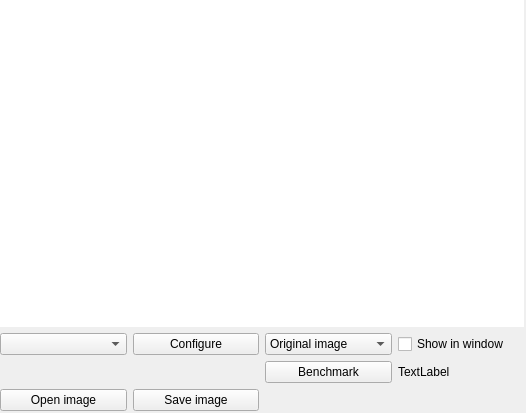
Old version of the form app/form/algorithmcontrolwidget.ui in the repository FormSeher/formseher.
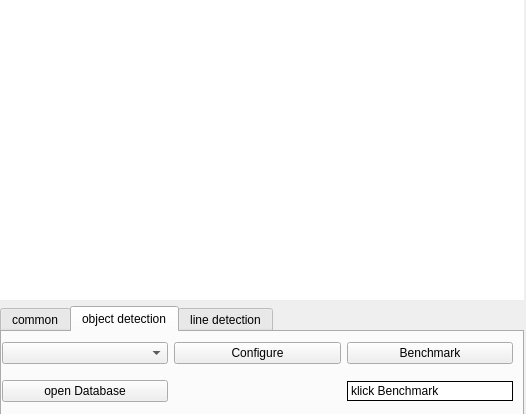
New version of the form. The open tabs and pages were chosen to show the change.

```diff
--- a/app/form/algorithmcontrolwidget.ui
+++ b/app/form/algorithmcontrolwidget.ui
@@ -10,7 +10,7 @@
     <x>0</x>
     <y>0</y>
     <width>526</width>
-    <height>413</height>
+    <height>414</height>
    </rect>
   </property>
   <property name="sizePolicy">
@@ -28,7 +28,7 @@
      <x>0</x>
      <y>0</y>
      <width>524</width>
-     <height>411</height>
+     <height>417</height>
     </rect>
    </property>
    <layout class="QVBoxLayout" name="verticalLayout">
@@ -473,78 +473,1019 @@
      </widget>
     </item>
     <item>
-     <layout class="QGridLayout" name="gridLayout">
-      <item row="3" column="1">
-       <widget class="QPushButton" name="configureAlgorithm">
-        <property name="text">
-         <string>Configure</string>
+     <widget class="QTabWidget" name="tabWidget">
+      <property name="currentIndex">
+       <number>0</number>
+      </property>
+      <widget class="QWidget" name="commonTab">
+       <attribute name="title">
+        <string>common</string>
+       </attribute>
+       <widget class="QWidget" name="gridLayoutWidget">
+        <property name="geometry">
+         <rect>
+          <x>0</x>
+          <y>0</y>
+          <width>511</width>
+          <height>81</height>
+         </rect>
         </property>
+        <layout class="QGridLayout" name="gridLayout">
+         <item row="1" column="2">
+          <widget class="QCheckBox" name="showWindowCheckBox">
+           <property name="text">
+            <string>Show in window</string>
+           </property>
+          </widget>
+         </item>
+         <item row="1" column="0">
+          <widget class="QPushButton" name="openPicture">
+           <property name="text">
+            <string>Open image</string>
+           </property>
+          </widget>
+         </item>
+         <item row="1" column="1">
+          <widget class="QPushButton" name="saveResult">
+           <property name="text">
+            <string>Save image</string>
+           </property>
+          </widget>
+         </item>
+         <item row="2" column="0">
+          <widget class="QCheckBox" name="showoriginalcheckBox">
+           <property name="text">
+            <string>Show Original</string>
+           </property>
+          </widget>
+         </item>
+         <item row="2" column="1">
+          <widget class="QCheckBox" name="showlinescheckBox">
+           <property name="text">
+            <string>Show Lines</string>
+           </property>
+          </widget>
+         </item>
+         <item row="2" column="2">
+          <widget class="QCheckBox" name="showpropabilitycheckBox">
+           <property name="text">
+            <string>Show Probability</string>
+           </property>
+          </widget>
+         </item>
+        </layout>
        </widget>
-      </item>
-      <item row="3" column="2">
-       <widget class="QComboBox" name="displayConfig">
-        <item>
-         <property name="text">
-          <string>Original image</string>
-         </property>
-        </item>
-        <item>
-         <property name="text">
-          <string>Detected Lines</string>
-         </property>
-        </item>
-        <item>
-         <property name="text">
-          <string>Image and Lines</string>
-         </property>
-        </item>
-       </widget>
-      </item>
-      <item row="3" column="0">
-       <widget class="QComboBox" name="algorithmSelectBox"/>
-      </item>
-      <item row="7" column="0">
-       <widget class="QPushButton" name="openPicture">
-        <property name="text">
-         <string>Open image</string>
+      </widget>
+      <widget class="QWidget" name="objectTab">
+       <attribute name="title">
+        <string>object detection</string>
+       </attribute>
+       <widget class="QWidget" name="gridLayoutWidget_2">
+        <property name="geometry">
+         <rect>
+          <x>0</x>
+          <y>0</y>
+          <width>511</width>
+          <height>81</height>
+         </rect>
         </property>
+        <layout class="QGridLayout" name="gridLayout_2">
+         <item row="0" column="2">
+          <widget class="QPushButton" name="benchmarkButton_2">
+           <property name="text">
+            <string>Benchmark</string>
+           </property>
+          </widget>
+         </item>
+         <item row="0" column="1">
+          <widget class="QPushButton" name="configureAlgorithm_2">
+           <property name="text">
+            <string>Configure</string>
+           </property>
+          </widget>
+         </item>
+         <item row="0" column="0">
+          <widget class="QComboBox" name="algorithmSelectBox_2"/>
+         </item>
+         <item row="1" column="2">
+          <widget class="QLabel" name="benchmarkResult_2">
+           <property name="maximumSize">
+            <size>
+             <width>16777215</width>
+             <height>20</height>
+            </size>
+           </property>
+           <property name="palette">
+            <palette>
+             <active>
+              <colorrole role="WindowText">
+               <brush brushstyle="SolidPattern">
+                <color alpha="255">
+                 <red>0</red>
+                 <green>0</green>
+                 <blue>0</blue>
+                </color>
+               </brush>
+              </colorrole>
+              <colorrole role="Button">
+               <brush brushstyle="SolidPattern">
+                <color alpha="255">
+                 <red>255</red>
+                 <green>255</green>
+                 <blue>255</blue>
+                </color>
+               </brush>
+              </colorrole>
+              <colorrole role="Light">
+               <brush brushstyle="SolidPattern">
+                <color alpha="255">
+                 <red>255</red>
+                 <green>255</green>
+                 <blue>255</blue>
+                </color>
+               </brush>
+              </colorrole>
+              <colorrole role="Midlight">
+               <brush brushstyle="SolidPattern">
+                <color alpha="255">
+                 <red>255</red>
+                 <green>255</green>
+                 <blue>255</blue>
+                </color>
+               </brush>
+              </colorrole>
+              <colorrole role="Dark">
+               <brush brushstyle="SolidPattern">
+                <color alpha="255">
+                 <red>127</red>
+                 <green>127</green>
+                 <blue>127</blue>
+                </color>
+               </brush>
+              </colorrole>
+              <colorrole role="Mid">
+               <brush brushstyle="SolidPattern">
+                <color alpha="255">
+                 <red>170</red>
+                 <green>170</green>
+                 <blue>170</blue>
+                </color>
+               </brush>
+              </colorrole>
+              <colorrole role="Text">
+               <brush brushstyle="SolidPattern">
+                <color alpha="255">
+                 <red>0</red>
+                 <green>0</green>
+                 <blue>0</blue>
+                </color>
+               </brush>
+              </colorrole>
+              <colorrole role="BrightText">
+               <brush brushstyle="SolidPattern">
+                <color alpha="255">
+                 <red>255</red>
+                 <green>255</green>
+                 <blue>255</blue>
+                </color>
+               </brush>
+              </colorrole>
+              <colorrole role="ButtonText">
+               <brush brushstyle="SolidPattern">
+                <color alpha="255">
+                 <red>0</red>
+                 <green>0</green>
+                 <blue>0</blue>
+                </color>
+               </brush>
+              </colorrole>
+              <colorrole role="Base">
+               <brush brushstyle="SolidPattern">
+                <color alpha="255">
+                 <red>255</red>
+                 <green>255</green>
+                 <blue>255</blue>
+                </color>
+               </brush>
+              </colorrole>
+              <colorrole role="Window">
+               <brush brushstyle="SolidPattern">
+                <color alpha="255">
+                 <red>255</red>
+                 <green>255</green>
+                 <blue>255</blue>
+                </color>
+               </brush>
+              </colorrole>
+              <colorrole role="Shadow">
+               <brush brushstyle="SolidPattern">
+                <color alpha="255">
+                 <red>0</red>
+                 <green>0</green>
+                 <blue>0</blue>
+                </color>
+               </brush>
+              </colorrole>
+              <colorrole role="AlternateBase">
+               <brush brushstyle="SolidPattern">
+                <color alpha="255">
+                 <red>255</red>
+                 <green>255</green>
+                 <blue>255</blue>
+                </color>
+               </brush>
+              </colorrole>
+              <colorrole role="ToolTipBase">
+               <brush brushstyle="SolidPattern">
+                <color alpha="255">
+                 <red>255</red>
+                 <green>255</green>
+                 <blue>220</blue>
+                </color>
+               </brush>
+              </colorrole>
+              <colorrole role="ToolTipText">
+               <brush brushstyle="SolidPattern">
+                <color alpha="255">
+                 <red>0</red>
+                 <green>0</green>
+                 <blue>0</blue>
+                </color>
+               </brush>
+              </colorrole>
+             </active>
+             <inactive>
+              <colorrole role="WindowText">
+               <brush brushstyle="SolidPattern">
+                <color alpha="255">
+                 <red>0</red>
+                 <green>0</green>
+                 <blue>0</blue>
+                </color>
+               </brush>
+              </colorrole>
+              <colorrole role="Button">
+               <brush brushstyle="SolidPattern">
+                <color alpha="255">
+                 <red>255</red>
+                 <green>255</green>
+                 <blue>255</blue>
+                </color>
+               </brush>
+              </colorrole>
+              <colorrole role="Light">
+               <brush brushstyle="SolidPattern">
+                <color alpha="255">
+                 <red>255</red>
+                 <green>255</green>
+                 <blue>255</blue>
+                </color>
+               </brush>
+              </colorrole>
+              <colorrole role="Midlight">
+               <brush brushstyle="SolidPattern">
+                <color alpha="255">
+                 <red>255</red>
+                 <green>255</green>
+                 <blue>255</blue>
+                </color>
+               </brush>
+              </colorrole>
+              <colorrole role="Dark">
+               <brush brushstyle="SolidPattern">
+                <color alpha="255">
+                 <red>127</red>
+                 <green>127</green>
+                 <blue>127</blue>
+                </color>
+               </brush>
+              </colorrole>
+              <colorrole role="Mid">
+               <brush brushstyle="SolidPattern">
+                <color alpha="255">
+                 <red>170</red>
+                 <green>170</green>
+                 <blue>170</blue>
+                </color>
+               </brush>
+              </colorrole>
+              <colorrole role="Text">
+               <brush brushstyle="SolidPattern">
+                <color alpha="255">
+                 <red>0</red>
+                 <green>0</green>
+                 <blue>0</blue>
+                </color>
+               </brush>
+              </colorrole>
+              <colorrole role="BrightText">
+               <brush brushstyle="SolidPattern">
+                <color alpha="255">
+                 <red>255</red>
+                 <green>255</green>
+                 <blue>255</blue>
+                </color>
+               </brush>
+              </colorrole>
+              <colorrole role="ButtonText">
+               <brush brushstyle="SolidPattern">
+                <color alpha="255">
+                 <red>0</red>
+                 <green>0</green>
+                 <blue>0</blue>
+                </color>
+               </brush>
+              </colorrole>
+              <colorrole role="Base">
+               <brush brushstyle="SolidPattern">
+                <color alpha="255">
+                 <red>255</red>
+                 <green>255</green>
+                 <blue>255</blue>
+                </color>
+               </brush>
+              </colorrole>
+              <colorrole role="Window">
+               <brush brushstyle="SolidPattern">
+                <color alpha="255">
+                 <red>255</red>
+                 <green>255</green>
+                 <blue>255</blue>
+                </color>
+               </brush>
+              </colorrole>
+              <colorrole role="Shadow">
+               <brush brushstyle="SolidPattern">
+                <color alpha="255">
+                 <red>0</red>
+                 <green>0</green>
+                 <blue>0</blue>
+                </color>
+               </brush>
+              </colorrole>
+              <colorrole role="AlternateBase">
+               <brush brushstyle="SolidPattern">
+                <color alpha="255">
+                 <red>255</red>
+                 <green>255</green>
+                 <blue>255</blue>
+                </color>
+               </brush>
+              </colorrole>
+              <colorrole role="ToolTipBase">
+               <brush brushstyle="SolidPattern">
+                <color alpha="255">
+                 <red>255</red>
+                 <green>255</green>
+                 <blue>220</blue>
+                </color>
+               </brush>
+              </colorrole>
+              <colorrole role="ToolTipText">
+               <brush brushstyle="SolidPattern">
+                <color alpha="255">
+                 <red>0</red>
+                 <green>0</green>
+                 <blue>0</blue>
+                </color>
+               </brush>
+              </colorrole>
+             </inactive>
+             <disabled>
+              <colorrole role="WindowText">
+               <brush brushstyle="SolidPattern">
+                <color alpha="255">
+                 <red>127</red>
+                 <green>127</green>
+                 <blue>127</blue>
+                </color>
+               </brush>
+              </colorrole>
+              <colorrole role="Button">
+               <brush brushstyle="SolidPattern">
+                <color alpha="255">
+                 <red>255</red>
+                 <green>255</green>
+                 <blue>255</blue>
+                </color>
+               </brush>
+              </colorrole>
+              <colorrole role="Light">
+               <brush brushstyle="SolidPattern">
+                <color alpha="255">
+                 <red>255</red>
+                 <green>255</green>
+                 <blue>255</blue>
+                </color>
+               </brush>
+              </colorrole>
+              <colorrole role="Midlight">
+               <brush brushstyle="SolidPattern">
+                <color alpha="255">
+                 <red>255</red>
+                 <green>255</green>
+                 <blue>255</blue>
+                </color>
+               </brush>
+              </colorrole>
+              <colorrole role="Dark">
+               <brush brushstyle="SolidPattern">
+                <color alpha="255">
+                 <red>127</red>
+                 <green>127</green>
+                 <blue>127</blue>
+                </color>
+               </brush>
+              </colorrole>
+              <colorrole role="Mid">
+               <brush brushstyle="SolidPattern">
+                <color alpha="255">
+                 <red>170</red>
+                 <green>170</green>
+                 <blue>170</blue>
+                </color>
+               </brush>
+              </colorrole>
+              <colorrole role="Text">
+               <brush brushstyle="SolidPattern">
+                <color alpha="255">
+                 <red>127</red>
+                 <green>127</green>
+                 <blue>127</blue>
+                </color>
+               </brush>
+              </colorrole>
+              <colorrole role="BrightText">
+               <brush brushstyle="SolidPattern">
+                <color alpha="255">
+                 <red>255</red>
+                 <green>255</green>
+                 <blue>255</blue>
+                </color>
+               </brush>
+              </colorrole>
+              <colorrole role="ButtonText">
+               <brush brushstyle="SolidPattern">
+                <color alpha="255">
+                 <red>127</red>
+                 <green>127</green>
+                 <blue>127</blue>
+                </color>
+               </brush>
+              </colorrole>
+              <colorrole role="Base">
+               <brush brushstyle="SolidPattern">
+                <color alpha="255">
+                 <red>255</red>
+                 <green>255</green>
+                 <blue>255</blue>
+                </color>
+               </brush>
+              </colorrole>
+              <colorrole role="Window">
+               <brush brushstyle="SolidPattern">
+                <color alpha="255">
+                 <red>255</red>
+                 <green>255</green>
+                 <blue>255</blue>
+                </color>
+               </brush>
+              </colorrole>
+              <colorrole role="Shadow">
+               <brush brushstyle="SolidPattern">
+                <color alpha="255">
+                 <red>0</red>
+                 <green>0</green>
+                 <blue>0</blue>
+                </color>
+               </brush>
+              </colorrole>
+              <colorrole role="AlternateBase">
+               <brush brushstyle="SolidPattern">
+                <color alpha="255">
+                 <red>255</red>
+                 <green>255</green>
+                 <blue>255</blue>
+                </color>
+               </brush>
+              </colorrole>
+              <colorrole role="ToolTipBase">
+               <brush brushstyle="SolidPattern">
+                <color alpha="255">
+                 <red>255</red>
+                 <green>255</green>
+                 <blue>220</blue>
+                </color>
+               </brush>
+              </colorrole>
+              <colorrole role="ToolTipText">
+               <brush brushstyle="SolidPattern">
+                <color alpha="255">
+                 <red>0</red>
+                 <green>0</green>
+                 <blue>0</blue>
+                </color>
+               </brush>
+              </colorrole>
+             </disabled>
+            </palette>
+           </property>
+           <property name="autoFillBackground">
+            <bool>true</bool>
+           </property>
+           <property name="styleSheet">
+            <string notr="true">background</string>
+           </property>
+           <property name="frameShape">
+            <enum>QFrame::Box</enum>
+           </property>
+           <property name="text">
+            <string>klick Benchmark</string>
+           </property>
+          </widget>
+         </item>
+         <item row="1" column="0">
+          <widget class="QPushButton" name="openDatabaseButton">
+           <property name="text">
+            <string>open Database</string>
+           </property>
+          </widget>
+         </item>
+        </layout>
        </widget>
-      </item>
-      <item row="3" column="3">
-       <widget class="QCheckBox" name="showWindowCheckBox">
-        <property name="text">
-         <string>Show in window</string>
+      </widget>
+      <widget class="QWidget" name="lineTab">
+       <attribute name="title">
+        <string>line detection</string>
+       </attribute>
+       <widget class="QWidget" name="gridLayoutWidget_3">
+        <property name="geometry">
+         <rect>
+          <x>0</x>
+          <y>0</y>
+          <width>511</width>
+          <height>81</height>
+         </rect>
         </property>
+        <layout class="QGridLayout" name="gridLayout_3">
+         <item row="0" column="0">
+          <widget class="QComboBox" name="algorithmSelectBox"/>
+         </item>
+         <item row="0" column="2">
+          <widget class="QPushButton" name="benchmarkButton">
+           <property name="text">
+            <string>Benchmark</string>
+           </property>
+          </widget>
+         </item>
+         <item row="0" column="1">
+          <widget class="QPushButton" name="configureAlgorithm">
+           <property name="text">
+            <string>Configure</string>
+           </property>
+          </widget>
+         </item>
+         <item row="1" column="2">
+          <widget class="QLabel" name="benchmarkResult">
+           <property name="maximumSize">
+            <size>
+             <width>16777215</width>
+             <height>20</height>
+            </size>
+           </property>
+           <property name="palette">
+            <palette>
+             <active>
+              <colorrole role="WindowText">
+               <brush brushstyle="SolidPattern">
+                <color alpha="255">
+                 <red>0</red>
+                 <green>0</green>
+                 <blue>0</blue>
+                </color>
+               </brush>
+              </colorrole>
+              <colorrole role="Button">
+               <brush brushstyle="SolidPattern">
+                <color alpha="255">
+                 <red>255</red>
+                 <green>255</green>
+                 <blue>255</blue>
+                </color>
+               </brush>
+              </colorrole>
+              <colorrole role="Light">
+               <brush brushstyle="SolidPattern">
+                <color alpha="255">
+                 <red>255</red>
+                 <green>255</green>
+                 <blue>255</blue>
+                </color>
+               </brush>
+              </colorrole>
+              <colorrole role="Midlight">
+               <brush brushstyle="SolidPattern">
+                <color alpha="255">
+                 <red>255</red>
+                 <green>255</green>
+                 <blue>255</blue>
+                </color>
+               </brush>
+              </colorrole>
+              <colorrole role="Dark">
+               <brush brushstyle="SolidPattern">
+                <color alpha="255">
+                 <red>127</red>
+                 <green>127</green>
+                 <blue>127</blue>
+                </color>
+               </brush>
+              </colorrole>
+              <colorrole role="Mid">
+               <brush brushstyle="SolidPattern">
+                <color alpha="255">
+                 <red>170</red>
+                 <green>170</green>
+                 <blue>170</blue>
+                </color>
+               </brush>
+              </colorrole>
+              <colorrole role="Text">
+               <brush brushstyle="SolidPattern">
+                <color alpha="255">
+                 <red>0</red>
+                 <green>0</green>
+                 <blue>0</blue>
+                </color>
+               </brush>
+              </colorrole>
+              <colorrole role="BrightText">
+               <brush brushstyle="SolidPattern">
+                <color alpha="255">
+                 <red>255</red>
+                 <green>255</green>
+                 <blue>255</blue>
+                </color>
+               </brush>
+              </colorrole>
+              <colorrole role="ButtonText">
+               <brush brushstyle="SolidPattern">
+                <color alpha="255">
+                 <red>0</red>
+                 <green>0</green>
+                 <blue>0</blue>
+                </color>
+               </brush>
+              </colorrole>
+              <colorrole role="Base">
+               <brush brushstyle="SolidPattern">
+                <color alpha="255">
+                 <red>255</red>
+                 <green>255</green>
+                 <blue>255</blue>
+                </color>
+               </brush>
+              </colorrole>
+              <colorrole role="Window">
+               <brush brushstyle="SolidPattern">
+                <color alpha="255">
+                 <red>255</red>
+                 <green>255</green>
+                 <blue>255</blue>
+                </color>
+               </brush>
+              </colorrole>
+              <colorrole role="Shadow">
+               <brush brushstyle="SolidPattern">
+                <color alpha="255">
+                 <red>0</red>
+                 <green>0</green>
+                 <blue>0</blue>
+                </color>
+               </brush>
+              </colorrole>
+              <colorrole role="AlternateBase">
+               <brush brushstyle="SolidPattern">
+                <color alpha="255">
+                 <red>255</red>
+                 <green>255</green>
+                 <blue>255</blue>
+                </color>
+               </brush>
+              </colorrole>
+              <colorrole role="ToolTipBase">
+               <brush brushstyle="SolidPattern">
+                <color alpha="255">
+                 <red>255</red>
+                 <green>255</green>
+                 <blue>220</blue>
+                </color>
+               </brush>
+              </colorrole>
+              <colorrole role="ToolTipText">
+               <brush brushstyle="SolidPattern">
+                <color alpha="255">
+                 <red>0</red>
+                 <green>0</green>
+                 <blue>0</blue>
+                </color>
+               </brush>
+              </colorrole>
+             </active>
+             <inactive>
+              <colorrole role="WindowText">
+               <brush brushstyle="SolidPattern">
+                <color alpha="255">
+                 <red>0</red>
+                 <green>0</green>
+                 <blue>0</blue>
+                </color>
+               </brush>
+              </colorrole>
+              <colorrole role="Button">
+               <brush brushstyle="SolidPattern">
+                <color alpha="255">
+                 <red>255</red>
+                 <green>255</green>
+                 <blue>255</blue>
+                </color>
+               </brush>
+              </colorrole>
+              <colorrole role="Light">
+               <brush brushstyle="SolidPattern">
+                <color alpha="255">
+                 <red>255</red>
+                 <green>255</green>
+                 <blue>255</blue>
+                </color>
+               </brush>
+              </colorrole>
+              <colorrole role="Midlight">
+               <brush brushstyle="SolidPattern">
+                <color alpha="255">
+                 <red>255</red>
+                 <green>255</green>
+                 <blue>255</blue>
+                </color>
+               </brush>
+              </colorrole>
+              <colorrole role="Dark">
+               <brush brushstyle="SolidPattern">
+                <color alpha="255">
+                 <red>127</red>
+                 <green>127</green>
+                 <blue>127</blue>
+                </color>
+               </brush>
+              </colorrole>
+              <colorrole role="Mid">
+               <brush brushstyle="SolidPattern">
+                <color alpha="255">
+                 <red>170</red>
+                 <green>170</green>
+                 <blue>170</blue>
+                </color>
+               </brush>
+              </colorrole>
+              <colorrole role="Text">
+               <brush brushstyle="SolidPattern">
+                <color alpha="255">
+                 <red>0</red>
+                 <green>0</green>
+                 <blue>0</blue>
+                </color>
+               </brush>
+              </colorrole>
+              <colorrole role="BrightText">
+               <brush brushstyle="SolidPattern">
+                <color alpha="255">
+                 <red>255</red>
+                 <green>255</green>
+                 <blue>255</blue>
+                </color>
+               </brush>
+              </colorrole>
+              <colorrole role="ButtonText">
+               <brush brushstyle="SolidPattern">
+                <color alpha="255">
+                 <red>0</red>
+                 <green>0</green>
+                 <blue>0</blue>
+                </color>
+               </brush>
+              </colorrole>
+              <colorrole role="Base">
+               <brush brushstyle="SolidPattern">
+                <color alpha="255">
+                 <red>255</red>
+                 <green>255</green>
+                 <blue>255</blue>
+                </color>
+               </brush>
+              </colorrole>
+              <colorrole role="Window">
+               <brush brushstyle="SolidPattern">
+                <color alpha="255">
+                 <red>255</red>
+                 <green>255</green>
+                 <blue>255</blue>
+                </color>
+               </brush>
+              </colorrole>
+              <colorrole role="Shadow">
+               <brush brushstyle="SolidPattern">
+                <color alpha="255">
+                 <red>0</red>
+                 <green>0</green>
+                 <blue>0</blue>
+                </color>
+               </brush>
+              </colorrole>
+              <colorrole role="AlternateBase">
+               <brush brushstyle="SolidPattern">
+                <color alpha="255">
+                 <red>255</red>
+                 <green>255</green>
+                 <blue>255</blue>
+                </color>
+               </brush>
+              </colorrole>
+              <colorrole role="ToolTipBase">
+               <brush brushstyle="SolidPattern">
+                <color alpha="255">
+                 <red>255</red>
+                 <green>255</green>
+                 <blue>220</blue>
+                </color>
+               </brush>
+              </colorrole>
+              <colorrole role="ToolTipText">
+               <brush brushstyle="SolidPattern">
+                <color alpha="255">
+                 <red>0</red>
+                 <green>0</green>
+                 <blue>0</blue>
+                </color>
+               </brush>
+              </colorrole>
+             </inactive>
+             <disabled>
+              <colorrole role="WindowText">
+               <brush brushstyle="SolidPattern">
+                <color alpha="255">
+                 <red>127</red>
+                 <green>127</green>
+                 <blue>127</blue>
+                </color>
+               </brush>
+              </colorrole>
+              <colorrole role="Button">
+               <brush brushstyle="SolidPattern">
+                <color alpha="255">
+                 <red>255</red>
+                 <green>255</green>
+                 <blue>255</blue>
+                </color>
+               </brush>
+              </colorrole>
+              <colorrole role="Light">
+               <brush brushstyle="SolidPattern">
+                <color alpha="255">
+                 <red>255</red>
+                 <green>255</green>
+                 <blue>255</blue>
+                </color>
+               </brush>
+              </colorrole>
+              <colorrole role="Midlight">
+               <brush brushstyle="SolidPattern">
+                <color alpha="255">
+                 <red>255</red>
+                 <green>255</green>
+                 <blue>255</blue>
+                </color>
+               </brush>
+              </colorrole>
+              <colorrole role="Dark">
+               <brush brushstyle="SolidPattern">
+                <color alpha="255">
+                 <red>127</red>
+                 <green>127</green>
+                 <blue>127</blue>
+                </color>
+               </brush>
+              </colorrole>
+              <colorrole role="Mid">
+               <brush brushstyle="SolidPattern">
+                <color alpha="255">
+                 <red>170</red>
+                 <green>170</green>
+                 <blue>170</blue>
+                </color>
+               </brush>
+              </colorrole>
+              <colorrole role="Text">
+               <brush brushstyle="SolidPattern">
+                <color alpha="255">
+                 <red>127</red>
+                 <green>127</green>
+                 <blue>127</blue>
+                </color>
+               </brush>
+              </colorrole>
+              <colorrole role="BrightText">
+               <brush brushstyle="SolidPattern">
+                <color alpha="255">
+                 <red>255</red>
+                 <green>255</green>
+                 <blue>255</blue>
+                </color>
+               </brush>
+              </colorrole>
+              <colorrole role="ButtonText">
+               <brush brushstyle="SolidPattern">
+                <color alpha="255">
+                 <red>127</red>
+                 <green>127</green>
+                 <blue>127</blue>
+                </color>
+               </brush>
+              </colorrole>
+              <colorrole role="Base">
+               <brush brushstyle="SolidPattern">
+                <color alpha="255">
+                 <red>255</red>
+                 <green>255</green>
+                 <blue>255</blue>
+                </color>
+               </brush>
+              </colorrole>
+              <colorrole role="Window">
+               <brush brushstyle="SolidPattern">
+                <color alpha="255">
+                 <red>255</red>
+                 <green>255</green>
+                 <blue>255</blue>
+                </color>
+               </brush>
+              </colorrole>
+              <colorrole role="Shadow">
+               <brush brushstyle="SolidPattern">
+                <color alpha="255">
+                 <red>0</red>
+                 <green>0</green>
+                 <blue>0</blue>
+                </color>
+               </brush>
+              </colorrole>
+              <colorrole role="AlternateBase">
+               <brush brushstyle="SolidPattern">
+                <color alpha="255">
+                 <red>255</red>
+                 <green>255</green>
+                 <blue>255</blue>
+                </color>
+               </brush>
+              </colorrole>
+              <colorrole role="ToolTipBase">
+               <brush brushstyle="SolidPattern">
+                <color alpha="255">
+                 <red>255</red>
+                 <green>255</green>
+                 <blue>220</blue>
+                </color>
+               </brush>
+              </colorrole>
+              <colorrole role="ToolTipText">
+               <brush brushstyle="SolidPattern">
+                <color alpha="255">
+                 <red>0</red>
+                 <green>0</green>
+                 <blue>0</blue>
+                </color>
+               </brush>
+              </colorrole>
+             </disabled>
+            </palette>
+           </property>
+           <property name="autoFillBackground">
+            <bool>true</bool>
+           </property>
+           <property name="styleSheet">
+            <string notr="true">background</string>
+           </property>
+           <property name="frameShape">
+            <enum>QFrame::Box</enum>
+           </property>
+           <property name="text">
+            <string>klick Benchmark</string>
+           </property>
+          </widget>
+         </item>
+        </layout>
        </widget>
-      </item>
-      <item row="7" column="1">
-       <widget class="QPushButton" name="saveResult">
-        <property name="text">
-         <string>Save image</string>
-        </property>
-       </widget>
-      </item>
-      <item row="4" column="2">
-       <widget class="QPushButton" name="benchmarkButton">
-        <property name="text">
-         <string>Benchmark</string>
-        </property>
-       </widget>
-      </item>
-      <item row="4" column="3">
-       <widget class="QLabel" name="benchmarkResult">
-        <property name="autoFillBackground">
-         <bool>true</bool>
-        </property>
-        <property name="styleSheet">
-         <string notr="true">background</string>
-        </property>
-        <property name="text">
-         <string>TextLabel</string>
-        </property>
-       </widget>
-      </item>
-     </layout>
+      </widget>
+     </widget>
     </item>
    </layout>
   </widget>
```
